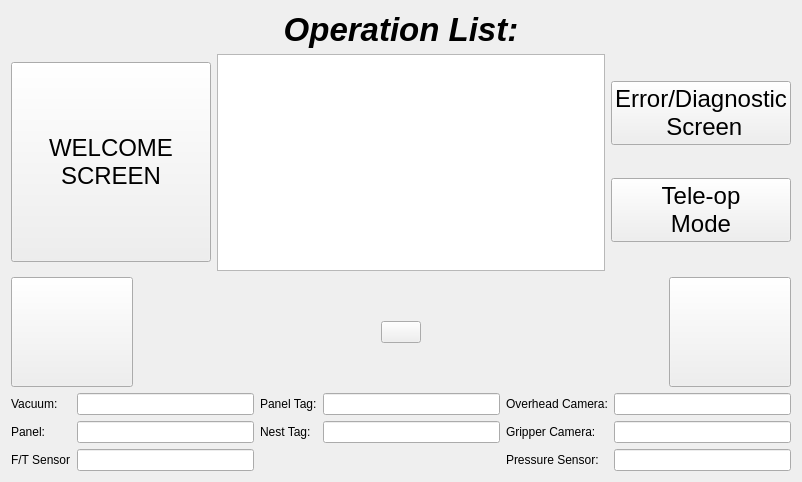
First picture: the form in resource/Runscreen.ui, repository rpiRobotics/rpi_arm_composites_manufacturing_gui, before the edit.
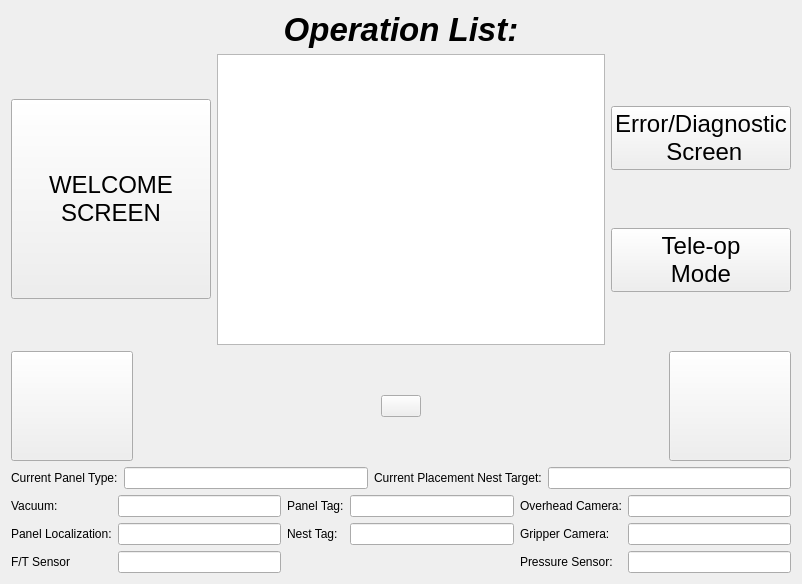
Second picture: the form after the edit. Icons and pictures are not drawn.

Patch:
```diff
--- a/resource/Runscreen.ui
+++ b/resource/Runscreen.ui
@@ -7,7 +7,7 @@
     <x>0</x>
     <y>0</y>
     <width>802</width>
-    <height>482</height>
+    <height>584</height>
    </rect>
   </property>
   <property name="palette">
@@ -337,6 +337,30 @@
      </item>
     </layout>
    </item>
+   <item>
+    <layout class="QGridLayout" name="gridLayout_3">
+     <item row="0" column="1">
+      <widget class="QLabel" name="label_10">
+       <property name="text">
+        <string>Current Panel Type:</string>
+       </property>
+      </widget>
+     </item>
+     <item row="0" column="2">
+      <widget class="QLineEdit" name="panelType"/>
+     </item>
+     <item row="0" column="3">
+      <widget class="QLabel" name="label_11">
+       <property name="text">
+        <string>Current Placement Nest Target:</string>
+       </property>
+      </widget>
+     </item>
+     <item row="0" column="4">
+      <widget class="QLineEdit" name="placementNestTarget"/>
+     </item>
+    </layout>
+   </item>
    <item>
     <layout class="QGridLayout" name="gridLayout_2">
      <item row="1" column="4">
@@ -349,7 +373,7 @@
      <item row="1" column="0">
       <widget class="QLabel" name="label_3">
        <property name="text">
-        <string>Panel:</string>
+        <string>Panel Localization:</string>
        </property>
       </widget>
      </item>
```
